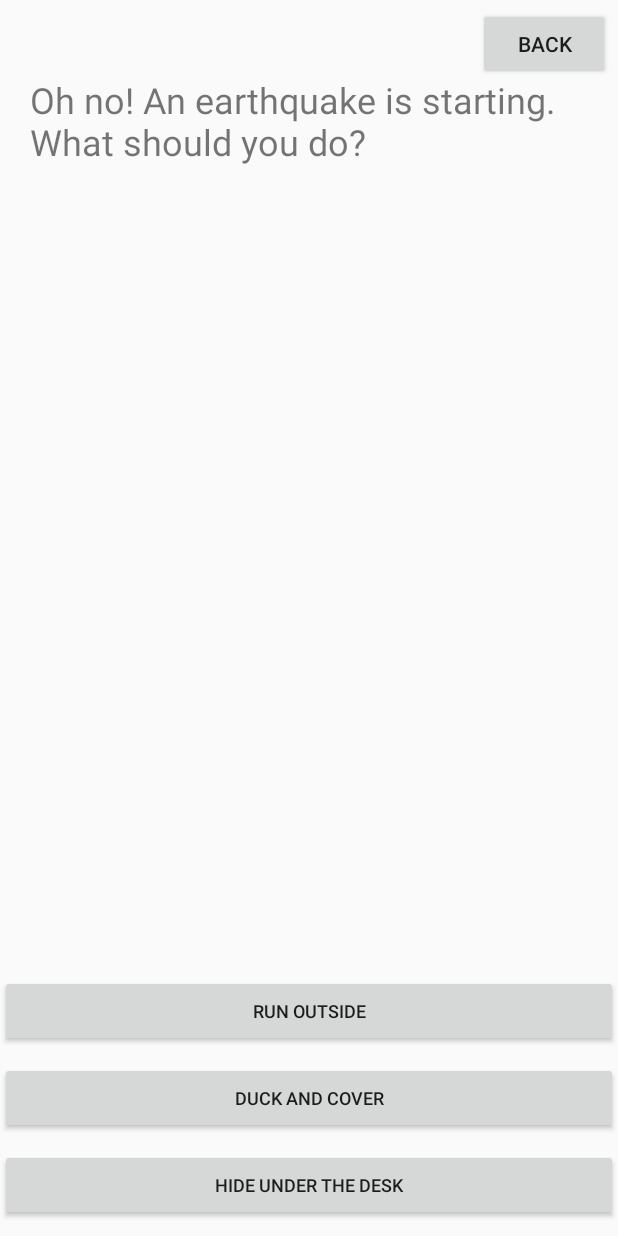
After one commit to AngelaZhang123/Avert, an Android app: the layout activity_e_q_level1.xml on its own in the app's theme, with its tools: preview values and no code run, on a phone screen of 412 x 824 dp. The commit adds this screen. Run offline under Robolectric (Android 15) with nearby library versions, the phone set to English and light mode, and no system bars.

Commit message:
EQ Level 1

```diff
--- a/app/src/main/AndroidManifest.xml
+++ b/app/src/main/AndroidManifest.xml
@@ -9,8 +9,7 @@
         android:roundIcon="@mipmap/ic_launcher_round"
         android:supportsRtl="true"
         android:theme="@style/AppTheme">
-        <activity android:name=".GameOverActivity"></activity>
-        <activity android:name=".CampfireActivity" />
+        <activity android:name=".CampfireActivity"></activity>
         <activity android:name=".EarthquakeActivity" />
         <activity android:name=".SimulationActivity" />
         <activity android:name=".WildfireActivity" />
--- /dev/null
+++ b/app/src/main/res/layout/activity_e_q_level1.xml
@@ -0,0 +1,69 @@
+<?xml version="1.0" encoding="utf-8"?>
+<androidx.constraintlayout.widget.ConstraintLayout xmlns:android="http://schemas.android.com/apk/res/android"
+    xmlns:app="http://schemas.android.com/apk/res-auto"
+    xmlns:tools="http://schemas.android.com/tools"
+    android:layout_width="match_parent"
+    android:layout_height="match_parent"
+    tools:context=".EQLevel1Activity">
+
+    <Button
+        android:id="@+id/backButton"
+        android:layout_width="wrap_content"
+        android:layout_height="wrap_content"
+        android:layout_marginTop="5dp"
+        android:layout_marginEnd="5dp"
+        android:layout_marginRight="5dp"
+        android:text="Back"
+        app:layout_constraintEnd_toEndOf="parent"
+        app:layout_constraintTop_toTopOf="parent" />
+
+    <TextView
+        android:id="@+id/question"
+        android:layout_width="0dp"
+        android:layout_height="wrap_content"
+        android:layout_marginStart="20dp"
+        android:layout_marginLeft="20dp"
+        android:layout_marginTop="50dp"
+        android:layout_marginEnd="20dp"
+        android:layout_marginRight="20dp"
+        android:text="Oh no! An earthquake is starting. What should you do?"
+        android:textSize="24sp"
+        app:layout_constraintEnd_toEndOf="parent"
+        app:layout_constraintHorizontal_bias="0.0"
+        app:layout_constraintStart_toStartOf="parent"
+        app:layout_constraintTop_toTopOf="parent" />
+
+    <Button
+        android:id="@+id/choice1"
+        android:layout_width="0dp"
+        android:layout_height="wrap_content"
+        android:layout_marginBottom="10dp"
+        android:text="Run outside"
+        android:textSize="12sp"
+        app:layout_constraintBottom_toTopOf="@+id/choice2"
+        app:layout_constraintEnd_toEndOf="parent"
+        app:layout_constraintStart_toStartOf="parent" />
+
+    <Button
+        android:id="@+id/choice2"
+        android:layout_width="0dp"
+        android:layout_height="wrap_content"
+        android:layout_marginBottom="10dp"
+        android:text="Duck and cover"
+        android:textSize="12sp"
+        app:layout_constraintBottom_toTopOf="@+id/choice3"
+        app:layout_constraintEnd_toEndOf="parent"
+        app:layout_constraintStart_toStartOf="parent" />
+
+    <Button
+        android:id="@+id/choice3"
+        android:layout_width="0dp"
+        android:layout_height="wrap_content"
+        android:layout_marginBottom="10dp"
+        android:text="Hide under the desk"
+        android:textSize="12sp"
+        app:layout_constraintBottom_toBottomOf="parent"
+        app:layout_constraintEnd_toEndOf="parent"
+        app:layout_constraintStart_toStartOf="parent" />
+
+</androidx.constraintlayout.widget.ConstraintLayout>
```
Also changed, not shown: app/src/main/java/com/example/extinguisher/EQLevel1Activity.java (added, +88 -0 lines), app/src/main/java/com/example/extinguisher/EarthquakeActivity.java (+13 -1 lines), app/src/main/java/com/example/extinguisher/Simulation1.java (deleted, +0 -26 lines), app/src/main/java/com/example/extinguisher/Simulation2Activity.java (deleted, +0 -26 lines), app/src/main/java/com/example/extinguisher/Simulation3Activity.java (deleted, +0 -24 lines), app/src/main/java/com/example/extinguisher/Simulation4Activity.java (deleted, +0 -25 lines), app/src/main/res/layout/activity_campfire.xml (+56 -5 lines), app/src/main/res/layout/activity_earthquake.xml (+21 -0 lines).
